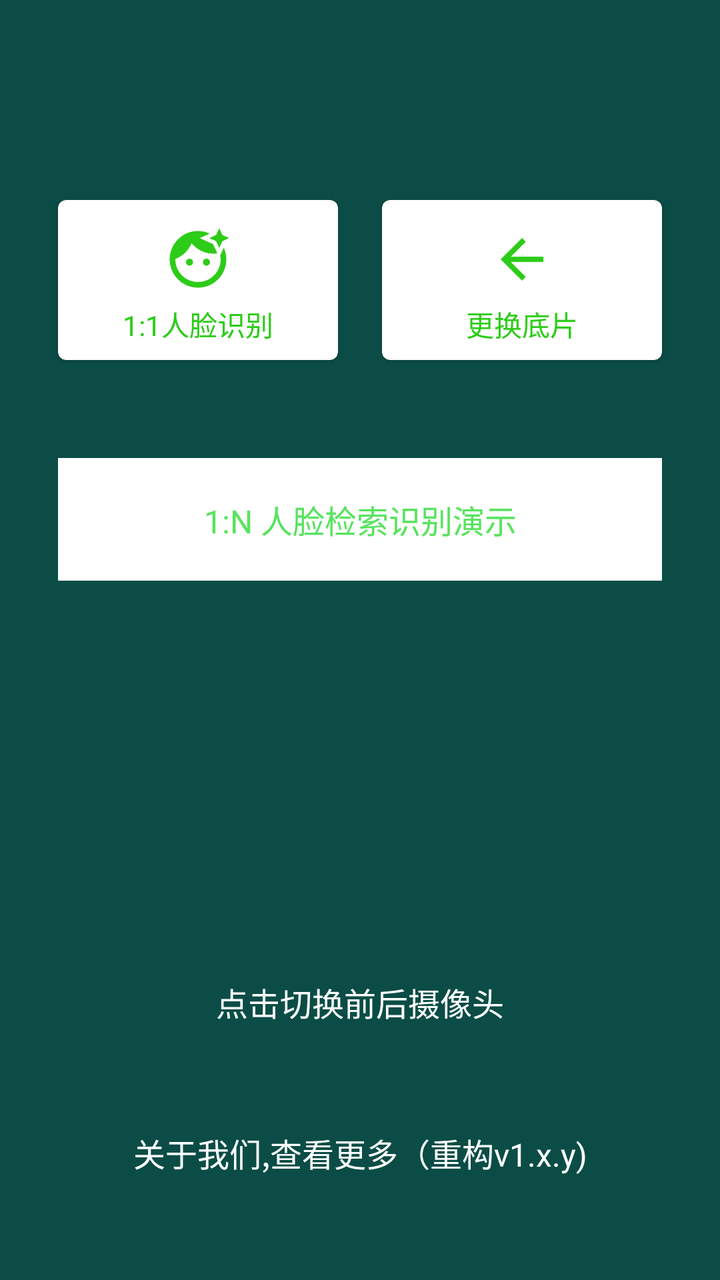
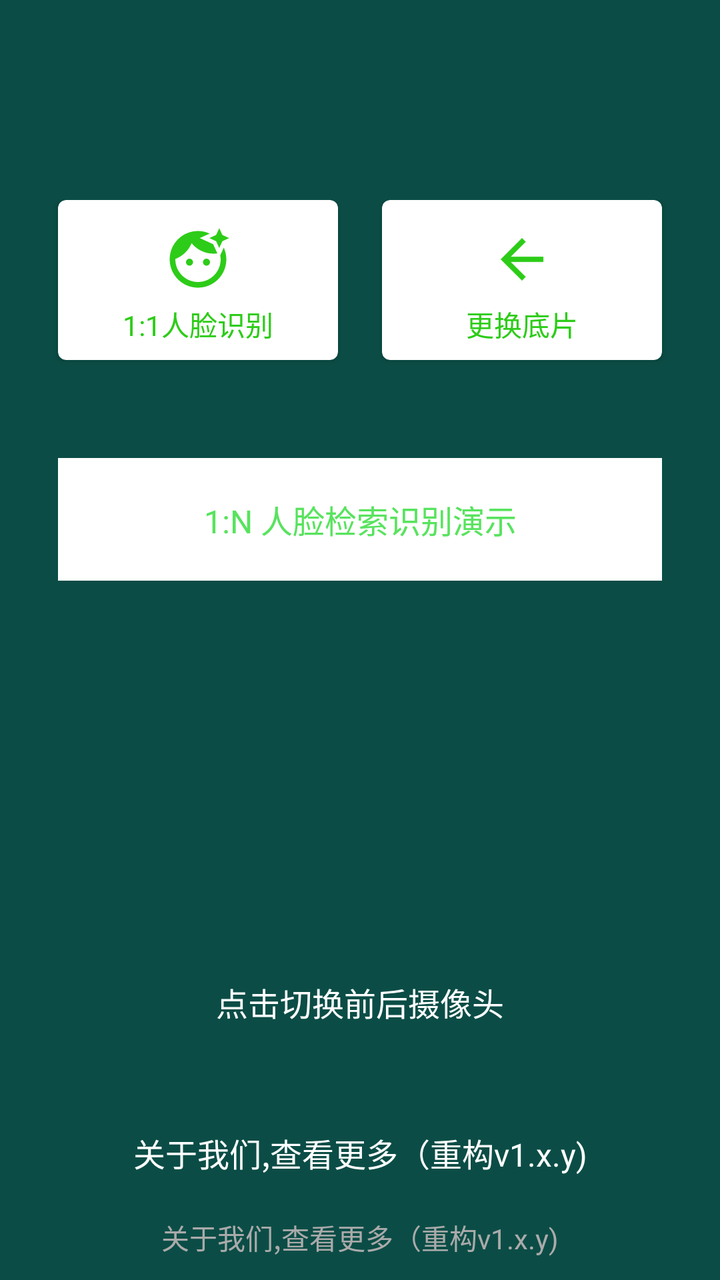

Screens rendered from an Android XML layout before and after an edit, with the pre-edit source and the edit as a unified diff.
<!-- AndroidManifest.xml: application theme Theme.AppCompat.NoActionBar -->
<!-- res/layout/activity_navi.xml -->
<?xml version="1.0" encoding="utf-8"?>
<androidx.constraintlayout.widget.ConstraintLayout xmlns:android="http://schemas.android.com/apk/res/android"
    xmlns:app="http://schemas.android.com/apk/res-auto"
    xmlns:tools="http://schemas.android.com/tools"
    android:layout_width="match_parent"
    android:layout_height="match_parent"
    android:background="@color/colorPrimary"
    android:paddingTop="100dp"
    tools:context=".NaviActivity">

    
    <androidx.cardview.widget.CardView
        android:id="@+id/face_verify_card"
        android:layout_width="0dp"
        android:layout_height="80dp"
        app:cardCornerRadius="4dp"
        android:layout_marginLeft="29dp"
        android:layout_marginRight="11dp"
        app:cardBackgroundColor="@color/white"
        app:layout_constraintEnd_toStartOf="@+id/update_base_image"
        app:layout_constraintStart_toStartOf="parent"
        app:layout_constraintTop_toTopOf="parent">

        <LinearLayout
            android:layout_width="match_parent"
            android:layout_height="wrap_content"
            android:layout_gravity="center"
            android:orientation="vertical">

            <ImageView
                android:layout_width="44dp"
                android:layout_height="44dp"
                android:padding="5dp"
                android:layout_gravity="center_horizontal"
                android:src="@drawable/baseline_face_retouching_natural_24" />

            <TextView
                android:id="@+id/face_verify"
                android:layout_width="match_parent"
                android:layout_height="wrap_content"
                android:layout_gravity="center_horizontal"
                android:gravity="center"
                android:text="1:1人脸识别"
                android:textColor="#2DCC18"
                android:textSize="14sp" />

        </LinearLayout>

    </androidx.cardview.widget.CardView>


    
    <androidx.cardview.widget.CardView
        android:id="@+id/update_base_image"
        android:layout_width="0dp"
        android:layout_height="80dp"
        app:cardCornerRadius="4dp"
        android:layout_marginRight="29dp"
        android:layout_marginLeft="11dp"

        app:cardBackgroundColor="@color/white"
        app:layout_constraintEnd_toEndOf="parent"
        app:layout_constraintStart_toEndOf="@+id/face_verify_card"
        app:layout_constraintTop_toTopOf="parent">

        <LinearLayout
            android:layout_width="match_parent"
            android:layout_height="wrap_content"
            android:layout_gravity="center"
            android:orientation="vertical">

            <ImageView
                android:layout_width="44dp"
                android:layout_height="44dp"
                android:padding="6dp"
                android:layout_gravity="center_horizontal"
                android:src="@drawable/ic_baseline_arrow_back_24" />

            <TextView
                android:id="@+id/change_base_img"
                android:layout_width="match_parent"
                android:layout_height="wrap_content"
                android:layout_gravity="center_horizontal"
                android:gravity="center"
                android:text="更换底片"
                android:textColor="#2DCC18"
                android:textSize="14sp"
                app:layout_constraintTop_toBottomOf="@+id/update_base_image" />

        </LinearLayout>

    </androidx.cardview.widget.CardView>


    <TextView
        android:id="@+id/verify1n"
        android:layout_width="match_parent"
        android:layout_height="wrap_content"
        android:layout_marginTop="49dp"
        android:background="@color/white"
        android:gravity="center"
        android:layout_marginLeft="29dp"
        android:layout_marginRight="29dp"
        android:paddingTop="19dp"
        android:paddingBottom="19dp"
        android:text="1:N 人脸检索识别演示"
        android:textColor="@color/green"
        android:textSize="16sp"
        app:layout_constraintEnd_toEndOf="parent"
        app:layout_constraintStart_toStartOf="parent"
        app:layout_constraintTop_toBottomOf="@+id/update_base_image" />


    <TextView
        android:id="@+id/change_camera"
        android:layout_width="match_parent"
        android:layout_height="wrap_content"
        android:layout_gravity="bottom"
        android:gravity="center"
        android:textColor="@android:color/white"
        android:textSize="16sp"
        android:layout_marginTop="25dp"
        android:layout_marginBottom="33dp"
        app:layout_constraintBottom_toTopOf="@+id/more_about_me"
        android:text="点击切换前后摄像头" />


    <TextView
        android:id="@+id/more_about_me"
        android:layout_width="match_parent"
        android:layout_height="wrap_content"
        android:gravity="center"
        android:padding="19dp"
        android:text="关于我们,查看更多（重构v1.x.y)"
        android:textColor="@android:color/white"
        android:textSize="16sp"
        android:layout_marginBottom="33dp"
        app:layout_constraintBottom_toBottomOf="parent" />






</androidx.constraintlayout.widget.ConstraintLayout>
<!-- resources referenced by this layout -->
<resources>
  <color name="colorPrimary">#0B4D46</color>
  <color name="green">#58E35E</color>
  <color name="white">#FFFFFFFF</color>
  <!-- drawable baseline_face_retouching_natural_24 (drawable) -->
  <vector android:height="24dp" android:tint="#2DCC18"
      android:viewportHeight="24" android:viewportWidth="24"
      android:width="24dp" xmlns:android="http://schemas.android.com/apk/res/android">
      <path android:fillColor="@android:color/white" android:pathData="M9,13m-1.25,0a1.25,1.25 0,1 1,2.5 0a1.25,1.25 0,1 1,-2.5 0"/>
      <path android:fillColor="@android:color/white" android:pathData="M20.77,8.58l-0.92,2.01c0.09,0.46 0.15,0.93 0.15,1.41 0,4.41 -3.59,8 -8,8s-8,-3.59 -8,-8c0,-0.05 0.01,-0.1 0,-0.14 2.6,-0.98 4.69,-2.99 5.74,-5.55C11.58,8.56 14.37,10 17.5,10c0.45,0 0.89,-0.04 1.33,-0.1l-0.6,-1.32 -0.88,-1.93 -1.93,-0.88 -2.79,-1.27 2.79,-1.27 0.71,-0.32C14.87,2.33 13.47,2 12,2 6.48,2 2,6.48 2,12s4.48,10 10,10 10,-4.48 10,-10c0,-1.47 -0.33,-2.87 -0.9,-4.13l-0.33,0.71z"/>
      <path android:fillColor="@android:color/white" android:pathData="M15,13m-1.25,0a1.25,1.25 0,1 1,2.5 0a1.25,1.25 0,1 1,-2.5 0"/>
      <path android:fillColor="@android:color/white" android:pathData="M20.6,5.6L19.5,8l-1.1,-2.4L16,4.5l2.4,-1.1L19.5,1l1.1,2.4L23,4.5z"/>
  </vector>
  <!-- drawable ic_baseline_arrow_back_24 (drawable) -->
  <vector android:autoMirrored="true" android:height="24dp"
      android:tint="#2DCC18" android:viewportHeight="24"
      android:viewportWidth="24" android:width="24dp" xmlns:android="http://schemas.android.com/apk/res/android">
      <path android:fillColor="@android:color/white" android:pathData="M20,11H7.83l5.59,-5.59L12,4l-8,8 8,8 1.41,-1.41L7.83,13H20v-2z"/>
  </vector>
</resources>

<!-- the commit's change to res/layout/activity_navi.xml (unified diff, before → after) -->
@@ -139,7 +139,16 @@
 
 
 
-
+    <TextView
+        android:id="@+id/device_info"
+        android:layout_width="match_parent"
+        android:layout_height="wrap_content"
+        android:gravity="center"
+        android:padding="11dp"
+        android:text="关于我们,查看更多（重构v1.x.y)"
+        android:textColor="@android:color/darker_gray"
+        android:textSize="14sp"
+        app:layout_constraintBottom_toBottomOf="parent" />
 
 
 </androidx.constraintlayout.widget.ConstraintLayout>
